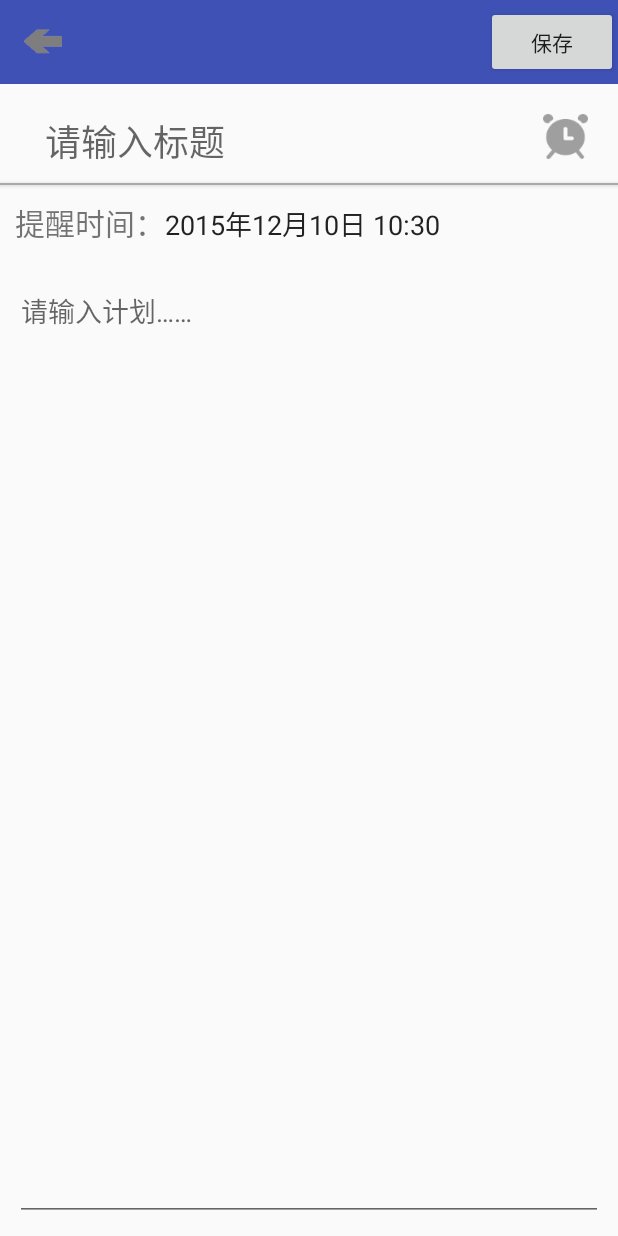
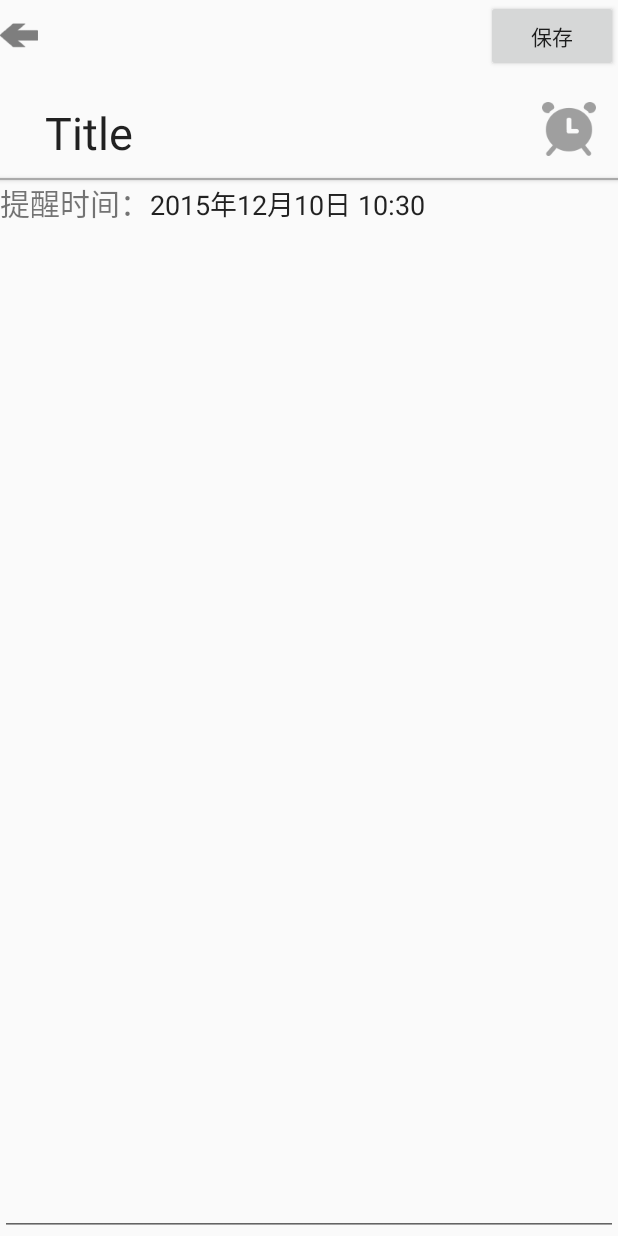
Before and after one commit to FZU5BOY/ShareReader, an Android app: the screen it shows after launch (PlanDetailActivity), after a tap on "计划", on a phone screen of 412 x 824 dp. Run offline under Robolectric (Android 15) with nearby library versions, the phone set to English and light mode, and no system bars; 3 other taps on this screen came first.

```diff
--- a/app/src/main/java/com/france/sharereader/adapter/PlanExpandAdapter.java
+++ b/app/src/main/java/com/france/sharereader/adapter/PlanExpandAdapter.java
@@ -90,9 +90,12 @@ public class PlanExpandAdapter extends BaseExpandableListAdapter{
         if (convertView == null) {
             convertView =LayoutInflater.from(mContext).inflate(R.layout.plan_list_item,null);
             holder = new GroupHolder();
-            holder.list_plan = ((TextView) convertView.findViewById(R.id.title));
+            holder.list_plan = ((TextView) convertView.findViewById(R.id.home_plan_title));
             holder.clock = (ImageView) convertView.findViewById(R.id.img);
             convertView.setTag(holder);
+            convertView.setTag(R.id.home_plan_title,groupPosition);
+            convertView.setTag(R.id.text_plan,-1);
+           // convertView.setText(groupData.get(groupPosition));
         } else {
             holder = (GroupHolder) convertView.getTag();
         }
@@ -106,7 +109,6 @@ public class PlanExpandAdapter extends BaseExpandableListAdapter{
    class GroupHolder{
         ImageView clock;
         TextView list_plan;
-        ImageView more;
     }
     @Override
     public View getChildView(int groupPosition, int childPosition,
@@ -119,6 +121,8 @@ public class PlanExpandAdapter extends BaseExpandableListAdapter{
             holder = new ChildrenHolder();
             holder.children_plan = ((TextView) convertView.findViewById(R.id.text_plan));
             convertView.setTag(holder);
+            convertView.setTag(R.id.home_plan_title,groupPosition);
+            convertView.setTag(R.id.text_plan,childPosition);
         } else {
             holder = (ChildrenHolder) convertView.getTag();
         }
--- a/app/src/main/java/com/france/sharereader/dao/BaseDao.java
+++ b/app/src/main/java/com/france/sharereader/dao/BaseDao.java
@@ -25,4 +25,5 @@ public interface BaseDao {
      List<Plan> FindAllPlan();
      boolean addTopic(String topic);
      List<Theme> FindAllTopic();
+     boolean delete(Object o);
 }
--- a/app/src/main/res/layout/home_plan_item.xml
+++ b/app/src/main/res/layout/home_plan_item.xml
@@ -11,7 +11,7 @@
         android:gravity="center_vertical"
         android:text="data"
         android:textColor="@color/gray"
-        android:textSize="16sp"
+        android:textSize="20sp"
         android:textStyle="bold">
     </TextView>
 </LinearLayout>
--- a/app/src/main/res/layout/plan_detail.xml
+++ b/app/src/main/res/layout/plan_detail.xml
@@ -2,15 +2,6 @@
 <LinearLayout xmlns:android="http://schemas.android.com/apk/res/android"
     android:layout_width="match_parent" android:layout_height="match_parent"
     android:orientation="vertical">
-    <android.support.v7.widget.Toolbar xmlns:android="http://schemas.android.com/apk/res/android"
-        xmlns:app="http://schemas.android.com/apk/res-auto"
-        android:id="@+id/tl_custom"
-        android:layout_width="match_parent"
-        android:layout_height="wrap_content"
-        android:background="?attr/colorPrimary"
-        android:minHeight="?attr/actionBarSize"
-        android:popupTheme="@style/ThemeOverlay.AppCompat.Light"
-        app:theme="@style/ThemeOverlay.AppCompat.ActionBar">
     <RelativeLayout
         android:layout_width="fill_parent"
         android:layout_height="wrap_content"
@@ -29,31 +20,28 @@
             android:layout_alignParentRight="true"
             android:text="@string/save"/>
     </RelativeLayout>
-    </android.support.v7.widget.Toolbar>
-
-    <RelativeLayout
+    <LinearLayout
         android:layout_width="fill_parent"
         android:layout_height="wrap_content"
         android:orientation="horizontal"
         android:layout_marginTop="20dp">
         <EditText
             android:id="@+id/my_title"
-            android:layout_width="280dp"
+            android:layout_width="wrap_content"
             android:layout_height="wrap_content"
             android:layout_marginLeft="30dp"
             android:layout_weight="9"
-            android:hint="@string/title"
-            android:textSize="24dp"
+            android:text="Title"
+            android:textSize="30dp"
             android:inputType="textLongMessage"
             android:background="@null"/>
         <ImageView
             android:id="@+id/my_clock"
-            android:layout_width="30dp"
-            android:layout_height="30dp"
-            android:layout_marginRight="20dp"
+            android:layout_width="wrap_content"
+            android:layout_height="wrap_content"
             android:src="@drawable/ic_clock"
-            android:layout_alignParentRight="true" />
-    </RelativeLayout>
+            android:layout_weight="1"/>
+    </LinearLayout>
     <LinearLayout
         android:layout_width="fill_parent"
         android:layout_height="fill_parent"
@@ -66,12 +54,11 @@
         <LinearLayout
             android:layout_width="fill_parent"
             android:layout_height="wrap_content"
-            android:layout_margin="10dp"
             android:orientation="horizontal">
             <TextView
                 android:layout_width="wrap_content"
                 android:layout_height="wrap_content"
-                android:text="@string/time_remind"
+                android:text="提醒时间："
                 android:textSize="20dp"/>
             <EditText
                 android:layout_width="250dp"
@@ -79,18 +66,11 @@
                 android:id="@+id/display_time"
                 android:background="@null"/>
         </LinearLayout>
-
-        <TableLayout
-            android:layout_width="match_parent"
-            android:layout_height="wrap_content"></TableLayout>
-
         <EditText
             android:id="@+id/my_plan"
             android:layout_width="fill_parent"
             android:layout_height="fill_parent"
-            android:hint="@string/content_p"
-            android:gravity="top"
-            android:layout_margin="10dp"
+            android:inputType="textLongMessage"
             android:layout_marginTop="20dp"/>
     </LinearLayout>
 </LinearLayout>
--- a/app/src/main/res/layout/plan_list_item.xml
+++ b/app/src/main/res/layout/plan_list_item.xml
@@ -13,7 +13,7 @@
         android:layout_weight="1"/>
 
     <TextView
-        android:id="@+id/title"
+        android:id="@+id/home_plan_title"
         android:layout_width="wrap_content"
         android:layout_height="wrap_content"
         android:layout_marginBottom="5dp"
--- a/app/src/main/res/values/strings.xml
+++ b/app/src/main/res/values/strings.xml
@@ -10,18 +10,12 @@
     <string name="add_plan">新增计划</string>
     <string name="add_book">新增书籍</string>
     <string name="save">保存</string>
-    <string name="time_remind">提醒时间：</string>
     <string name="title_activity_file_manage">FileManageActivity</string>
     <string name="hot_topic">• 国内有哪些非常有设计感的 app？
   --1.开眼。每日推荐5个小视频，我基本每晚都看，世界那么大，一起来看看吧。
     2.小记。日记软件有很多，这一款很中国风，毛笔字风格，从右至左的书写顺序，随便记一点啥，都像在写一首诗。
     3.留白。一款小巧的照片处理软件，可以将照片的一部分处理成纯白。
     4.美拍。随时随地分享小视频。</string>
-    <string name="delete">删除</string>
-    <string name="comm_hint">请输入评论……</string>
-    <string name="rate_stars">星级：</string>
-    <string name="submit_comm">提交</string>
-    <string name="title">请输入标题</string>
-    <string name="content_p">请输入计划……</string>
+    <string name="delete"></string>
 
 </resources>
--- a/app/src/main/res/values/styles.xml
+++ b/app/src/main/res/values/styles.xml
@@ -10,9 +10,4 @@
     <style name="AppTheme.DrawerArrowToggle" parent="Base.Widget.AppCompat.DrawerArrowToggle">
         <item name="color">@android:color/white</item>
     </style>
-    <style name="roomRatingBar" parent="@android:style/Widget.RatingBar">
-        <item name="android:progressDrawable">@drawable/room_rating_bar</item>
-        <item name="android:minHeight">32dp</item>
-        <item name="android:maxHeight">32dp</item>
-    </style>
 </resources>
```
Also changed, not shown: app/src/main/java/com/france/sharereader/dao/impl/BaseDaoImpl.java (+7 -1 lines), app/src/main/java/com/france/sharereader/ui/activity/PDFViewActivity.java (+3 -14 lines), app/src/main/java/com/france/sharereader/ui/activity/PlanDetailActivity.java (+1 -10 lines), app/src/main/res/layout/activity_pdfview.xml (+0 -7 lines). Lines whose indentation alone changed are shown as unchanged.
